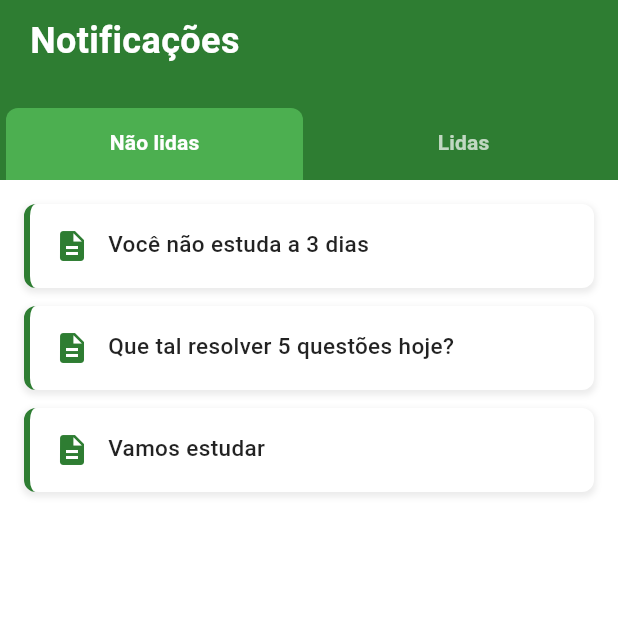
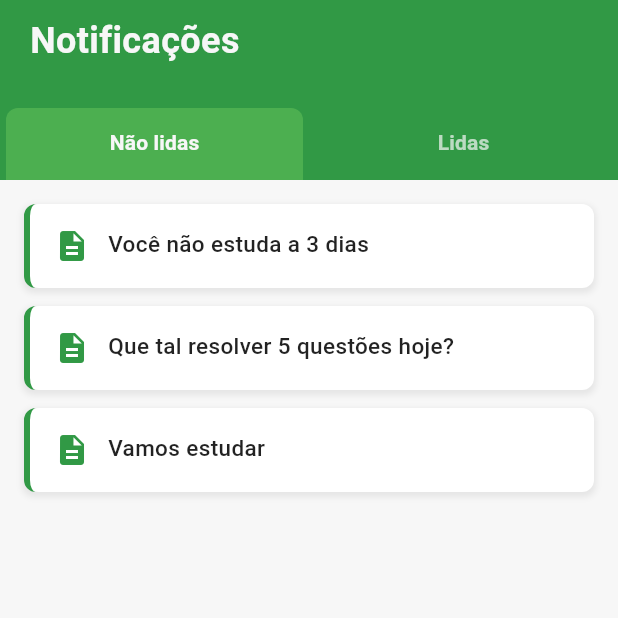
Before and after one commit to jMesquita00/Seletivo-IF, a Flutter app: the NotificationScreen screen opened directly, on a phone screen of 412 x 824 dp, the top half of it. Run offline on Flutter 3.47's test engine with Material 3 defaults, Android fonts, the phone set to English and light mode, and no system bars.

Commit message:
subindo a atualização das cores

```diff
--- a/lib/main.dart
+++ b/lib/main.dart
@@ -17,8 +17,8 @@ class MyApp extends StatelessWidget {
   @override
   Widget build(BuildContext context) {
     return MaterialApp(
-      title: 'App Inicial',
-      theme: ThemeData(primarySwatch: Colors.blue),
+      // title: 'App Inicial',
+      // theme: ThemeData(primarySwatch: Colors.green),
       home: const SplashPage(),
       debugShowCheckedModeBanner: false,
     );
--- a/lib/modules/auth/createAccountPage.dart
+++ b/lib/modules/auth/create_account_page.dart
@@ -1,5 +1,5 @@
 import 'package:flutter/material.dart';
-import 'package:seletivo_if/modules/auth/loginScreen.dart';
+import 'package:seletivo_if/modules/auth/login_screen.dart';
 import 'package:seletivo_if/shared/widgets/buton.dart';
 import 'package:seletivo_if/shared/widgets/input.dart';
 
--- a/lib/modules/splash/notificationPage.dart
+++ b/lib/modules/splash/notification_page.dart
@@ -1,24 +1,21 @@
 import 'package:flutter/material.dart';
+import 'package:seletivo_if/shared/colors/colors.dart';
 
 class NotificationScreen extends StatelessWidget {
   const NotificationScreen({super.key});
 
-  final Color primaryDarkGreen = const Color(0xFF2E7D32);
-  final Color primaryLightGreen = const Color(0xFF4CAF50);
-
   @override
   Widget build(BuildContext context) {
-
     return DefaultTabController(
       length: 2,
       child: Scaffold(
-        backgroundColor: Colors.white,
+        backgroundColor: AppColors.background,
         body: SafeArea(
           child: Column(
             children: [
-              // Header
+              //  Header
               Container(
-                color: primaryDarkGreen,
+                color: AppColors.primary,
                 height: 120,
                 child: Column(
                   mainAxisAlignment: MainAxisAlignment.end,
@@ -29,28 +26,31 @@ class NotificationScreen extends StatelessWidget {
                       child: Text(
                         "Notificações",
                         style: TextStyle(
-                          color: Colors.white,
+                          color: AppColors.background,
                           fontSize: 24,
                           fontWeight: FontWeight.bold,
                         ),
                       ),
                     ),
                     const Spacer(), // Empurra a TabBar para baixo
-
                     // TabBar
                     TabBar(
                       indicatorSize: TabBarIndicatorSize.tab,
-                      indicatorPadding: const EdgeInsets.symmetric(horizontal: 4),
+                      indicatorPadding: const EdgeInsets.symmetric(
+                        horizontal: 4,
+                      ),
                       indicator: BoxDecoration(
                         borderRadius: const BorderRadius.only(
                           topLeft: Radius.circular(8),
                           topRight: Radius.circular(8),
                         ),
-                        color: primaryLightGreen,
+                        color: AppColors.success,
                       ),
                       dividerColor: Colors.transparent,
-                      labelColor: Colors.white,
-                      unselectedLabelColor: Colors.white.withOpacity(0.7),
+                      labelColor: AppColors.background,
+                      unselectedLabelColor: AppColors.background.withOpacity(
+                        0.7,
+                      ),
                       labelStyle: const TextStyle(fontWeight: FontWeight.bold),
 
                       tabs: const [
@@ -69,13 +69,13 @@ class NotificationScreen extends StatelessWidget {
                     // 1. Não lidas
                     _NotificationListView(
                       isRead: false,
-                      primaryColor: primaryDarkGreen,
+                      primaryColor: AppColors.primary,
                     ),
 
                     // 2. Lidas
                     _NotificationListView(
                       isRead: true,
-                      primaryColor: primaryDarkGreen,
+                      primaryColor: AppColors.primary,
                     ),
                   ],
                 ),
@@ -94,8 +94,10 @@ class _NotificationListView extends StatelessWidget {
   final bool isRead;
   final Color primaryColor;
 
-  const _NotificationListView({required this.isRead, required this.primaryColor});
-
+  const _NotificationListView({
+    required this.isRead,
+    required this.primaryColor,
+  });
 
   final List<String> notifications = const [
     "Você não estuda a 3 dias",
@@ -143,6 +145,7 @@ class _NotificationItem extends StatelessWidget {
         // Sombra suave para dar destaque (igual ao design)
         boxShadow: [
           BoxShadow(
+            // ignore: deprecated_member_use
             color: Colors.grey.withOpacity(0.2),
             spreadRadius: 1,
             blurRadius: 3,
@@ -160,7 +163,8 @@ class _NotificationItem extends StatelessWidget {
           // Ícone
           Icon(
             Icons.description,
-            color: isRead ? Colors.grey : primaryColor, // Cor do ícone
+            color: isRead ? Colors.grey : AppColors.primary, // Cor do ícone
+            // color: isRead ? Colors.grey : primaryColor, // Cor do ícone
           ),
           const SizedBox(width: 12),
           // Texto da notificação
--- /dev/null
+++ b/lib/shared/colors/colors.dart
@@ -0,0 +1,25 @@
+// lib/core/constants/app_colors.dart
+
+import 'package:flutter/material.dart';
+
+class AppColors {
+  // Cores Primárias
+  static const Color primary = Color(0xff319945); // Verde principal
+
+  // Cores Secundárias
+  static const Color secondary = Color(0xFF8C8C8C); // Cinza
+
+  // Cores Neutras (Texto e Fundo)
+  static const Color background = Color.fromARGB(255, 247, 247, 247); // Cinza claro
+  static const Color text = Color(0xFF404040); // Cinza muito escuro
+
+
+  // Cores Neutras (Texto e Fundo)
+  static const Color cardMatematica = Color(0xFF1E74C6); // Cinza claro
+  static const Color cardPortugues = Color(0xFFE8A22D); // Cinza muito claro
+
+  // Cores de Feedback (Erros, Sucesso, Alerta)
+  static const Color error = Color(0xFFE53935); // Vermelho
+  static const Color success = Color(0xFF4CAF50); // Verde
+  static const Color warning = Color(0xFFFFA726); // Laranja
+}
--- a/lib/shared/widgets/Progresso.dart
+++ b/lib/shared/widgets/Progresso.dart
@@ -1,4 +1,5 @@
 import 'package:flutter/material.dart';
+import 'package:seletivo_if/shared/colors/colors.dart';
 
 class BarraProgresso extends StatelessWidget {
   final double progresso; // valor entre 0.0 e 1.0
@@ -17,7 +18,7 @@ class BarraProgresso extends StatelessWidget {
             value: progresso,
             minHeight: 30,
             backgroundColor: Colors.grey[300],
-            color: Colors.green,
+            color: AppColors.success,
           ),
         ),
 
--- a/lib/shared/widgets/card_disciplin.dart
+++ b/lib/shared/widgets/card_disciplin.dart
@@ -1,5 +1,5 @@
 import 'package:flutter/material.dart';
-import 'package:seletivo_if/shared/widgets/Progresso.dart';
+import 'package:seletivo_if/shared/widgets/progresso.dart';
 
 class CardDisciplina extends StatefulWidget {
   final String name;
--- a/lib/shared/widgets/semiC.dart
+++ b/lib/shared/widgets/semi_c.dart
@@ -18,7 +18,10 @@ class TopHeader extends StatelessWidget {
           left: 0,
           right: 0,
           child: Center(
-            child: Image.asset("lib/shared/assets/logoiFWhite.png"),
+            child: Image.asset(
+              "lib/shared/assets/logoIfwhite.png",
+              height: 100,
+            ),
           ),
         ),
         Center(
--- a/pubspec.yaml
+++ b/pubspec.yaml
@@ -61,7 +61,7 @@ flutter:
   # To add assets to your application, add an assets section, like this:
   assets:
     - lib\shared\assets\LogoIF.png
-    - lib\shared\assets\LogoIfwhite.png
+    - lib/shared/assets/logoIfwhite.png
 
   #   - images/a_dot_burr.jpeg
   #   - images/a_dot_ham.jpeg
```
Also changed, not shown: lib/modules/auth/loginScreen.dart (deleted, +0 -271 lines), lib/modules/auth/login_screen.dart (added, +118 -0 lines), lib/modules/auth/profale_page.dart (renamed from lib/modules/auth/profaliPage.dart, +13 -7 lines), lib/modules/home/home_screen.dart (renamed from lib/modules/home/homeScreen.dart, +7 -7 lines), lib/modules/simulated/simulated.dart (+2 -9 lines), lib/modules/simulated/simulated_result.dart (+10 -20 lines), lib/modules/splash/splash_page.dart (+4 -4 lines), lib/shared/widgets/input.dart (+6 -1 lines), lib/modules/simulated/simulated_inf.dart (renamed from lib/modules/simulated/simulatedInf.dart).
